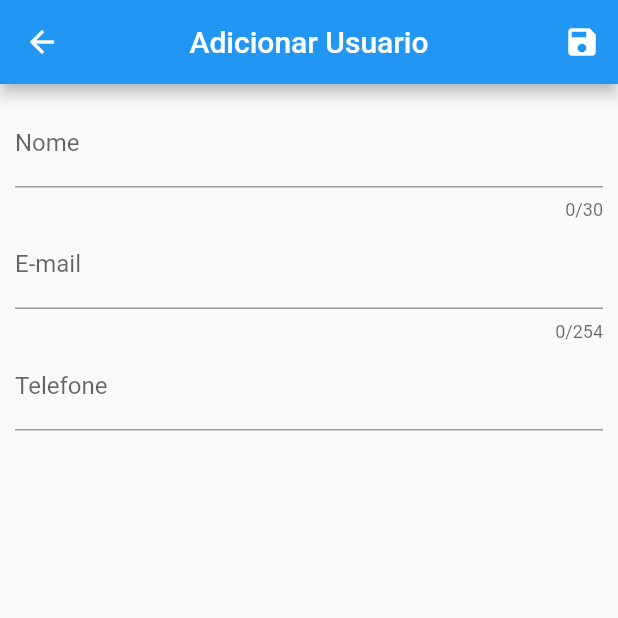
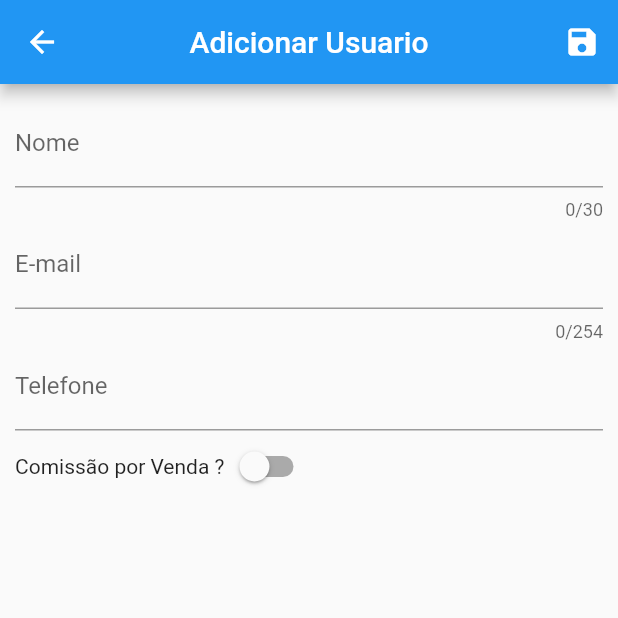
Before and after one commit to Willjp04/Tela-cadastro-Flutter, a Flutter app: the screen it shows after launch, on a phone screen of 412 x 824 dp, the top half of it. Run offline on Flutter 3.47's test engine with Material 2 defaults, Android fonts, the phone set to English and light mode, and no system bars.

```diff
--- a/tela_flutter/lib/views/user_form.dart
+++ b/tela_flutter/lib/views/user_form.dart
@@ -2,6 +2,14 @@ import 'package:flutter/material.dart';
 
 class UserForm extends StatelessWidget {
   final _formkey = GlobalKey<FormState>();
+  bool _switchControl = false;
+  bool _comissao = false;
+  void toggleSwitch(bool value) {
+    if (_comissao = true) {
+      return toggleSwitch(true);
+    } else
+      return null;
+  }
 
   @override
   Widget build(BuildContext context) {
@@ -63,6 +71,15 @@ class UserForm extends StatelessWidget {
               TextFormField(
                 decoration: InputDecoration(labelText: "Telefone"),
               ),
+              Row(
+                children: <Widget>[
+                  Text('Comissão por Venda ?'),
+                  Switch(
+                    onChanged: toggleSwitch,
+                    value: _switchControl,
+                  ),
+                ],
+              ),
             ],
           ),
         ),
```
